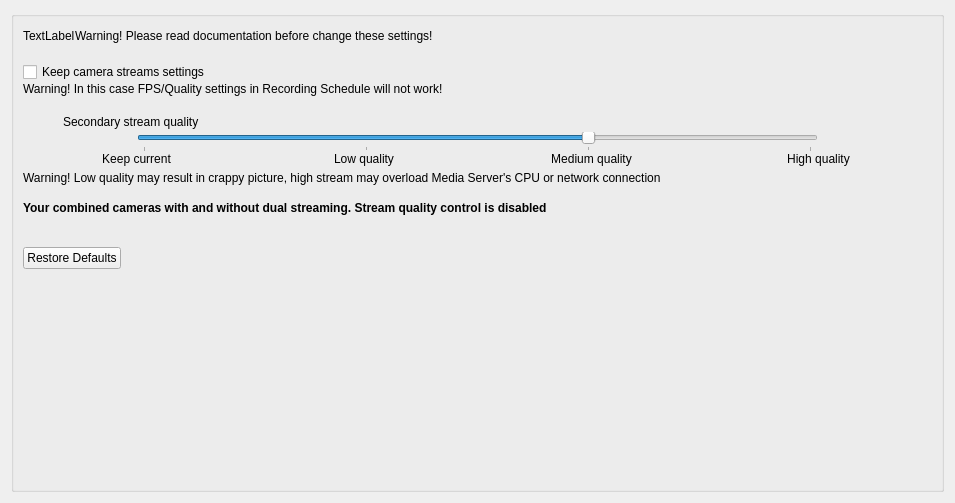
Old version of the form client/src/ui/widgets/properties/expert_settings_widget.ui in the repository networkoptix/nx_open.
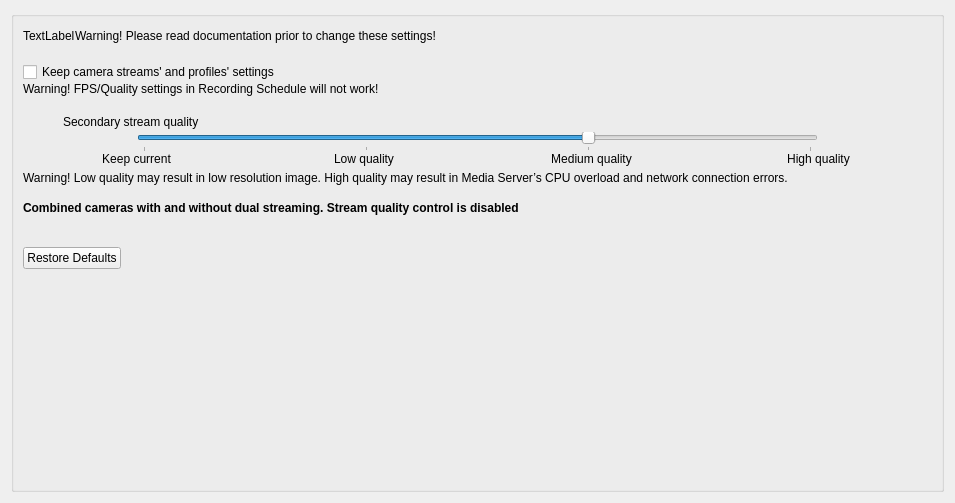
New version of the form.

```diff
--- a/client/src/ui/widgets/properties/expert_settings_widget.ui
+++ b/client/src/ui/widgets/properties/expert_settings_widget.ui
@@ -48,7 +48,7 @@
         <item row="0" column="1">
          <widget class="QLabel" name="label">
           <property name="text">
-           <string>Warning! Please read documentation before change these settings!</string>
+           <string>Warning! Please read documentation prior to change these settings!</string>
           </property>
          </widget>
         </item>
@@ -75,14 +75,14 @@
         <item row="0" column="0">
          <widget class="QCheckBox" name="checkBoxDisableControl">
           <property name="text">
-           <string>Keep camera streams settings</string>
+           <string>Keep camera streams' and profiles' settings</string>
           </property>
          </widget>
         </item>
         <item row="1" column="0">
          <widget class="QLabel" name="label_2">
           <property name="text">
-           <string>Warning! In this case FPS/Quality settings in Recording Schedule will not work!</string>
+           <string>Warning! FPS/Quality settings in Recording Schedule will not work!</string>
           </property>
          </widget>
         </item>
@@ -246,7 +246,7 @@
       <item>
        <widget class="QLabel" name="label_3">
         <property name="text">
-         <string>Warning! Low quality may result in crappy picture, high stream may overload Media Server's CPU or network connection</string>
+         <string>Warning! Low quality may result in low resolution image. High quality may result in Media Server’s CPU overload and network connection errors.</string>
         </property>
        </widget>
       </item>
@@ -275,7 +275,7 @@
          </font>
         </property>
         <property name="text">
-         <string>Your combined cameras with and without dual streaming. Stream quality control is disabled</string>
+         <string>Combined cameras with and without dual streaming. Stream quality control is disabled</string>
         </property>
         <property name="wordWrap">
          <bool>true</bool>
```
